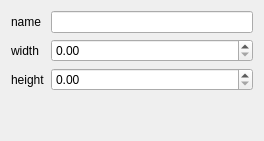
First picture: the form in sceneinfo.ui, repository persidsky94/Init_data_redactor, before the edit.
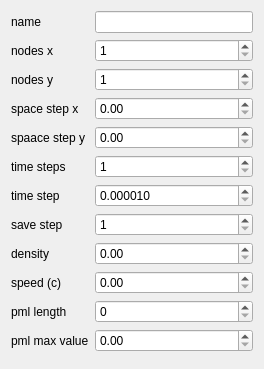
Second picture: the form after the edit.

Diff of the .ui file:
```diff
--- a/sceneinfo.ui
+++ b/sceneinfo.ui
@@ -7,7 +7,7 @@
     <x>0</x>
     <y>0</y>
     <width>264</width>
-    <height>141</height>
+    <height>369</height>
    </rect>
   </property>
   <property name="windowTitle">
@@ -26,31 +26,178 @@
      <item row="1" column="0">
       <widget class="QLabel" name="widthLabel">
        <property name="text">
-        <string>width</string>
+        <string>nodes x</string>
        </property>
       </widget>
      </item>
      <item row="2" column="0">
       <widget class="QLabel" name="heightLabel">
        <property name="text">
-        <string>height</string>
+        <string>nodes y</string>
        </property>
       </widget>
      </item>
      <item row="0" column="1">
       <widget class="QLineEdit" name="nameLine"/>
      </item>
+     <item row="3" column="0">
+      <widget class="QLabel" name="spaceStepXLabel">
+       <property name="text">
+        <string>space step x</string>
+       </property>
+      </widget>
+     </item>
+     <item row="4" column="0">
+      <widget class="QLabel" name="spaceStepYLabel">
+       <property name="text">
+        <string>spaace step y</string>
+       </property>
+      </widget>
+     </item>
+     <item row="5" column="0">
+      <widget class="QLabel" name="timeStepsLabel">
+       <property name="text">
+        <string>time steps</string>
+       </property>
+      </widget>
+     </item>
+     <item row="6" column="0">
+      <widget class="QLabel" name="timeStepLabel">
+       <property name="text">
+        <string>time step</string>
+       </property>
+      </widget>
+     </item>
+     <item row="8" column="0">
+      <widget class="QLabel" name="densityLabel">
+       <property name="text">
+        <string>density</string>
+       </property>
+      </widget>
+     </item>
+     <item row="9" column="0">
+      <widget class="QLabel" name="speedCLabel">
+       <property name="text">
+        <string>speed (c)</string>
+       </property>
+      </widget>
+     </item>
+     <item row="10" column="0">
+      <widget class="QLabel" name="pmlLengthLabel">
+       <property name="text">
+        <string>pml length</string>
+       </property>
+      </widget>
+     </item>
+     <item row="11" column="0">
+      <widget class="QLabel" name="pmlMaxValueLabel">
+       <property name="text">
+        <string>pml max value</string>
+       </property>
+      </widget>
+     </item>
      <item row="1" column="1">
-      <widget class="QDoubleSpinBox" name="widthBox">
+      <widget class="QSpinBox" name="nodesXBox">
+       <property name="minimum">
+        <number>1</number>
+       </property>
        <property name="maximum">
-        <double>100000.000000000000000</double>
+        <number>1000000</number>
        </property>
       </widget>
      </item>
      <item row="2" column="1">
-      <widget class="QDoubleSpinBox" name="heightBox">
+      <widget class="QSpinBox" name="nodesYBox">
+       <property name="minimum">
+        <number>1</number>
+       </property>
        <property name="maximum">
-        <double>100000.000000000000000</double>
+        <number>1000000</number>
+       </property>
+      </widget>
+     </item>
+     <item row="3" column="1">
+      <widget class="QDoubleSpinBox" name="spaceStepXBox">
+       <property name="maximum">
+        <double>1000.000000000000000</double>
+       </property>
+      </widget>
+     </item>
+     <item row="4" column="1">
+      <widget class="QDoubleSpinBox" name="spaceStepYBox">
+       <property name="maximum">
+        <double>1000.000000000000000</double>
+       </property>
+      </widget>
+     </item>
+     <item row="5" column="1">
+      <widget class="QSpinBox" name="timeStepsBox">
+       <property name="minimum">
+        <number>1</number>
+       </property>
+       <property name="maximum">
+        <number>1000000</number>
+       </property>
+      </widget>
+     </item>
+     <item row="6" column="1">
+      <widget class="QDoubleSpinBox" name="timeStepBox">
+       <property name="decimals">
+        <number>6</number>
+       </property>
+       <property name="minimum">
+        <double>0.000010000000000</double>
+       </property>
+       <property name="maximum">
+        <double>1000.000000000000000</double>
+       </property>
+       <property name="singleStep">
+        <double>0.000001000000000</double>
+       </property>
+      </widget>
+     </item>
+     <item row="8" column="1">
+      <widget class="QDoubleSpinBox" name="densityBox">
+       <property name="maximum">
+        <double>1000000.000000000000000</double>
+       </property>
+      </widget>
+     </item>
+     <item row="9" column="1">
+      <widget class="QDoubleSpinBox" name="speedCBox">
+       <property name="maximum">
+        <double>1000000.000000000000000</double>
+       </property>
+      </widget>
+     </item>
+     <item row="10" column="1">
+      <widget class="QSpinBox" name="pmlLengthBox">
+       <property name="maximum">
+        <number>1000</number>
+       </property>
+      </widget>
+     </item>
+     <item row="11" column="1">
+      <widget class="QDoubleSpinBox" name="pmlMaxValueBox">
+       <property name="maximum">
+        <double>1000000.000000000000000</double>
+       </property>
+      </widget>
+     </item>
+     <item row="7" column="0">
+      <widget class="QLabel" name="saveStepLabel">
+       <property name="text">
+        <string>save step</string>
+       </property>
+      </widget>
+     </item>
+     <item row="7" column="1">
+      <widget class="QSpinBox" name="saveStepBox">
+       <property name="minimum">
+        <number>1</number>
+       </property>
+       <property name="maximum">
+        <number>1000000</number>
        </property>
       </widget>
      </item>
```
Left out of the diff: 4 changed lines with no effect on the pictures.
